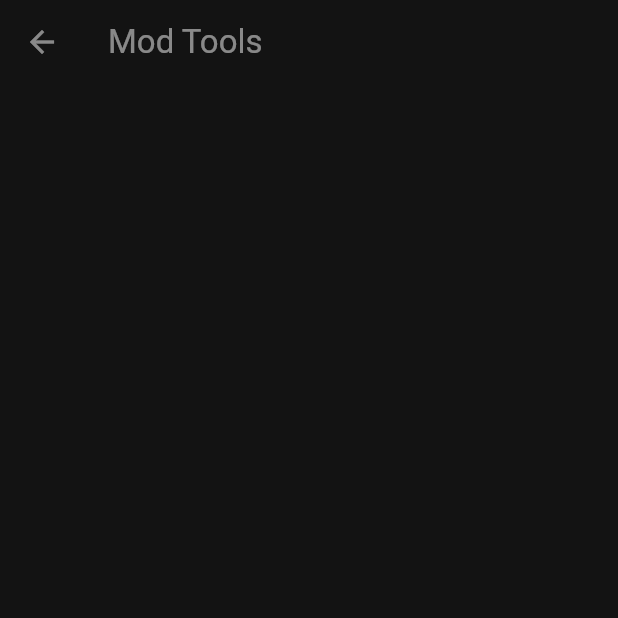
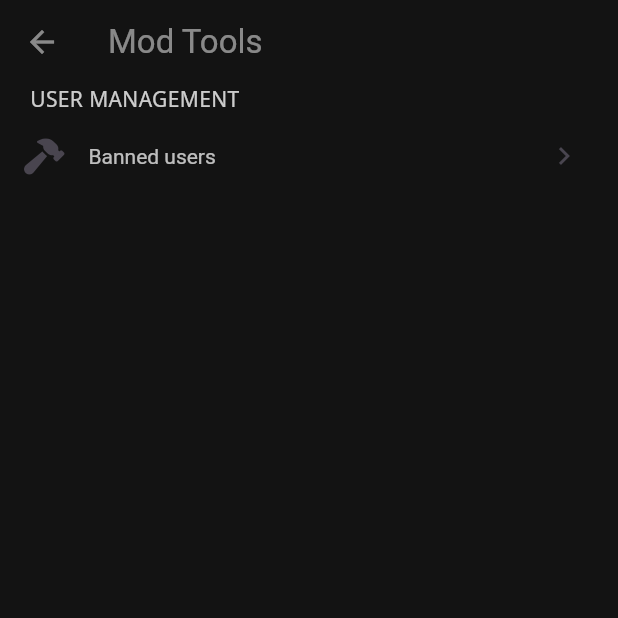
Before and after one commit to Team4-DevWave/Flutter, a Flutter app: the CommunityModTools screen opened by its route, on a phone screen of 412 x 824 dp, the top half of it. Run offline on Flutter 3.47's test engine with Material 3 defaults, Android fonts, the phone set to English and light mode, and no system bars; our stand-ins replace cloud_firestore, country_picker, email_validator, firebase_auth, firebase_core, firebase_messaging and 11 more; missing offline and left inert: oauth2, window_manager, window_to_front; accounts and stored records are empty; network calls fail.

Commit message:
Started moderation
- Fetches banned users
- working on ban user

```diff
--- a/threddit_app/lib/app/route.dart
+++ b/threddit_app/lib/app/route.dart
@@ -1,4 +1,6 @@
 import 'package:flutter/material.dart';
+import 'package:threddit_clone/features/Moderation/view/screens/ban_screen.dart';
+import 'package:threddit_clone/features/Moderation/view/screens/banned_users_screen.dart';
 import 'package:threddit_clone/features/Moderation/view/screens/community_mod_tools.dart';
 import 'package:threddit_clone/features/community/view/community_info.dart';
 import 'package:threddit_clone/features/user_system/view/screens/confirm_password_screen.dart';
@@ -72,6 +74,8 @@ class RouteClass {
   static const String communityModTools = '/community_mod_tools';
   static const String communityInfo = '/community_info';
   static const String textSize = '/text-size';
+  static const String bannedUsersScreen = '/banned-users';
+  static const String banScreen = '/ban';
   /// Generates the appropriate route based on the provided [settings].
   ///
   /// The [settings] parameter contains the name of the route and optional arguments.
@@ -143,6 +147,10 @@ class RouteClass {
         return MaterialPageRoute(builder: (_) => const CommunityModTools());
         case textSize:
         return MaterialPageRoute(builder: (_) => TextSizeScreen());
+        case bannedUsersScreen:
+        return MaterialPageRoute(builder: (_) => const BannedUsersScreen());
+        case banScreen:
+        return MaterialPageRoute(builder: (_) => const BanScreen(), fullscreenDialog: true);
       case communityInfo:
         final args = settings.arguments as Map<String, dynamic>;
         final community =
--- a/threddit_app/lib/features/Moderation/view/screens/community_mod_tools.dart
+++ b/threddit_app/lib/features/Moderation/view/screens/community_mod_tools.dart
@@ -1,4 +1,9 @@
+
+import 'package:font_awesome_flutter/font_awesome_flutter.dart';
 import 'package:flutter/material.dart';
+import 'package:threddit_clone/app/route.dart';
+import 'package:threddit_clone/features/user_system/view/widgets/settings_title.dart';
+import 'package:threddit_clone/theme/text_styles.dart';
 
 class CommunityModTools extends StatefulWidget {
   const CommunityModTools({super.key});
@@ -6,13 +11,29 @@ class CommunityModTools extends StatefulWidget {
   State<CommunityModTools> createState() => _CommunityModToolsState();
 }
 
+void navigateTo(BuildContext context, String page) {
+  if (page == "banned") {
+    Navigator.pushNamed(context, RouteClass.bannedUsersScreen);
+  }
+}
+
 class _CommunityModToolsState extends State<CommunityModTools> {
   @override
   Widget build(BuildContext context) {
     return Scaffold(
-      appBar: AppBar(
-          automaticallyImplyLeading: true, title: const Text('Mod Tools')),
-      //body: Text('This is the mod tools screen', style: TextStyle(color: Colors.white),),
-    );
+        appBar: AppBar(
+            automaticallyImplyLeading: true, title: const Text('Mod Tools')),
+        //body: Text('This is the mod tools screen', style: TextStyle(color: Colors.white),),
+        body: ListView(
+          children: [
+            const SettingsTitle(title: "USER MANAGEMENT"),
+            ListTile(
+                leading: const FaIcon(FontAwesomeIcons.hammer),
+                title: const Text("Banned users"),
+                titleTextStyle: AppTextStyles.primaryTextStyle,
+                trailing: const Icon(Icons.navigate_next),
+                onTap: () => navigateTo(context, "banned"))
+          ],
+        ));
   }
 }
--- a/threddit_app/lib/features/home_page/view/widgets/right_drawer.dart
+++ b/threddit_app/lib/features/home_page/view/widgets/right_drawer.dart
@@ -90,7 +90,7 @@ class RightDrawer extends ConsumerWidget{
                 ),
                 title: "Settings",
                 onTap: () {
-                  Navigator.pushNamed(context, RouteClass.settingsScreen);
+                  Navigator.pushNamed(context, RouteClass.communityModTools);
                 }),
           ],
         ),
--- a/threddit_app/pubspec.yaml
+++ b/threddit_app/pubspec.yaml
@@ -69,6 +69,7 @@ dependencies:
   external_app_launcher: ^4.0.0
   window_to_front: ^0.0.3
   oauth2: ^2.0.2
+  font_awesome_flutter: ^10.7.0
 
 dev_dependencies:
   flutter_test:
```
Also changed, not shown: threddit_app/lib/features/Moderation/model/banned_user.dart (added, +17 -0 lines), threddit_app/lib/features/Moderation/view/screens/ban_screen.dart (added, +32 -0 lines), threddit_app/lib/features/Moderation/view/screens/banned_users_screen.dart (added, +62 -0 lines), threddit_app/lib/features/Moderation/view/widgets/input_form.dart (added, +49 -0 lines), threddit_app/lib/features/Moderation/view_model/moderatio_apis.dart (added, +35 -0 lines), threddit_app/pubspec.lock.
